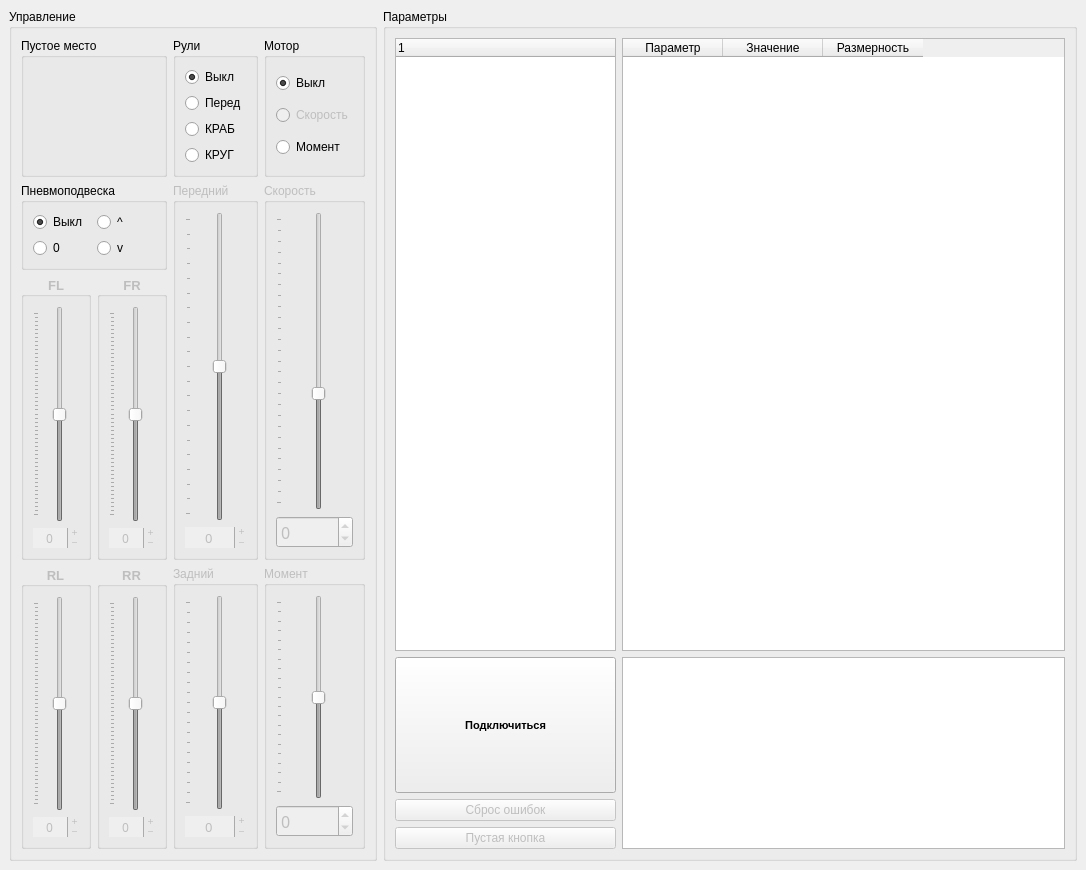
Old version of the form VMU_monitor_v2.ui in the repository hochu-leto/EVIS.
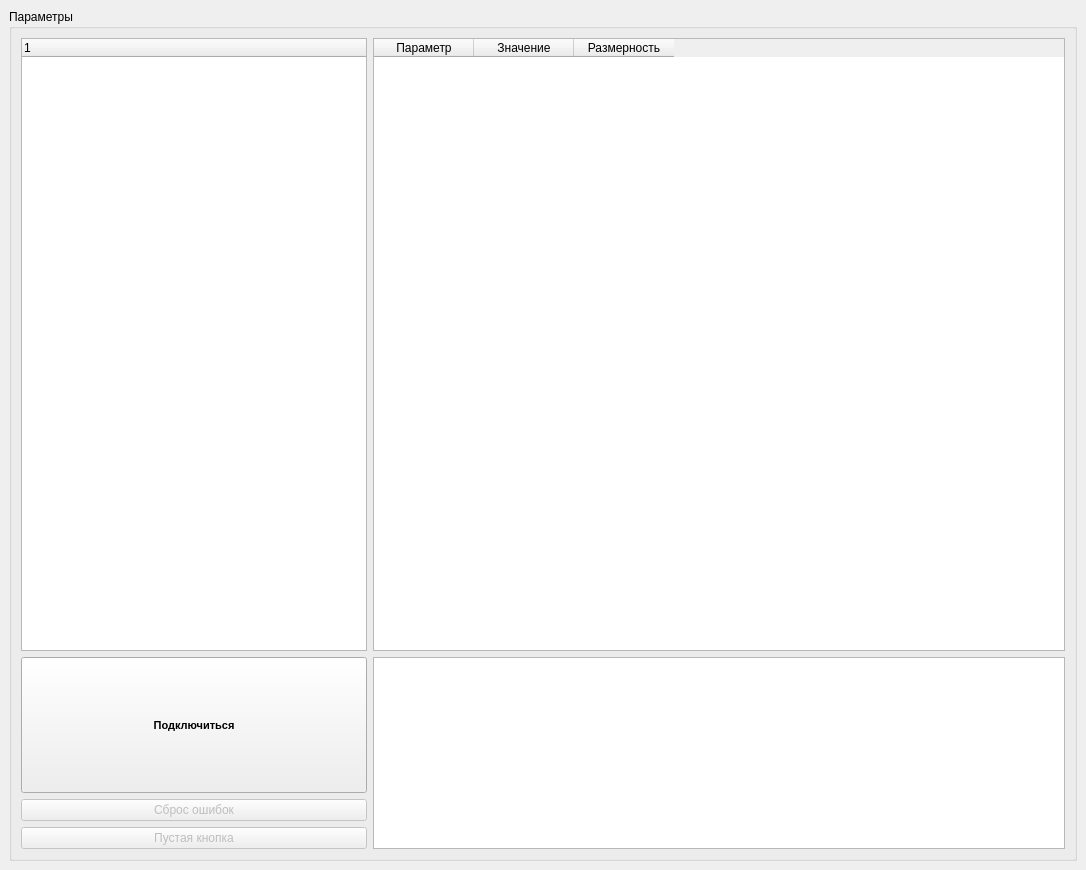
New version of the form.

Commit message: интерфейс без управления

What changed in the file:
```diff
--- a/VMU_monitor_v2.ui
+++ b/VMU_monitor_v2.ui
@@ -27,957 +27,6 @@
   </property>
   <widget class="QWidget" name="centralwidget">
    <layout class="QHBoxLayout" name="horizontalLayout">
-    <item>
-     <widget class="QGroupBox" name="command_box">
-      <property name="sizePolicy">
-       <sizepolicy hsizetype="Preferred" vsizetype="Minimum">
-        <horstretch>0</horstretch>
-        <verstretch>0</verstretch>
-       </sizepolicy>
-      </property>
-      <property name="minimumSize">
-       <size>
-        <width>0</width>
-        <height>650</height>
-       </size>
-      </property>
-      <property name="title">
-       <string>Управление </string>
-      </property>
-      <property name="alignment">
-       <set>Qt::AlignLeading|Qt::AlignLeft|Qt::AlignTop</set>
-      </property>
-      <layout class="QGridLayout" name="gridLayout_3" rowstretch="0,0,0,0,0,0,0,0,0,0" columnstretch="0,0,0,0,0,0,0">
-       <item row="1" column="0" colspan="2">
-        <widget class="QGroupBox" name="suspesion_box">
-         <property name="enabled">
-          <bool>true</bool>
-         </property>
-         <property name="sizePolicy">
-          <sizepolicy hsizetype="Preferred" vsizetype="Maximum">
-           <horstretch>0</horstretch>
-           <verstretch>0</verstretch>
-          </sizepolicy>
-         </property>
-         <property name="title">
-          <string>Пневмоподвеска</string>
-         </property>
-         <property name="alignment">
-          <set>Qt::AlignLeading|Qt::AlignLeft|Qt::AlignTop</set>
-         </property>
-         <layout class="QGridLayout" name="gridLayout">
-          <item row="0" column="0">
-           <widget class="QRadioButton" name="sus_off_rb">
-            <property name="enabled">
-             <bool>true</bool>
-            </property>
-            <property name="text">
-             <string>Выкл</string>
-            </property>
-            <property name="checked">
-             <bool>true</bool>
-            </property>
-            <attribute name="buttonGroup">
-             <string notr="true">buttonGroup_2</string>
-            </attribute>
-           </widget>
-          </item>
-          <item row="0" column="1">
-           <widget class="QRadioButton" name="max_pos_sus_rb">
-            <property name="enabled">
-             <bool>true</bool>
-            </property>
-            <property name="styleSheet">
-             <string notr="true">U+21EA
-</string>
-            </property>
-            <property name="text">
-             <string>^</string>
-            </property>
-            <attribute name="buttonGroup">
-             <string notr="true">buttonGroup_2</string>
-            </attribute>
-           </widget>
-          </item>
-          <item row="1" column="0">
-           <widget class="QRadioButton" name="zero_pos_sus_rb">
-            <property name="enabled">
-             <bool>true</bool>
-            </property>
-            <property name="text">
-             <string>0</string>
-            </property>
-            <property name="checked">
-             <bool>false</bool>
-            </property>
-            <attribute name="buttonGroup">
-             <string notr="true">buttonGroup_2</string>
-            </attribute>
-           </widget>
-          </item>
-          <item row="1" column="1">
-           <widget class="QRadioButton" name="min_pos_sus_rb">
-            <property name="enabled">
-             <bool>true</bool>
-            </property>
-            <property name="text">
-             <string>v</string>
-            </property>
-            <attribute name="buttonGroup">
-             <string notr="true">buttonGroup_2</string>
-            </attribute>
-           </widget>
-          </item>
-         </layout>
-        </widget>
-       </item>
-       <item row="2" column="0">
-        <widget class="QGroupBox" name="fl_sus_box">
-         <property name="enabled">
-          <bool>false</bool>
-         </property>
-         <property name="font">
-          <font>
-           <family>Arial</family>
-           <pointsize>10</pointsize>
-           <weight>75</weight>
-           <bold>true</bold>
-          </font>
-         </property>
-         <property name="title">
-          <string>FL</string>
-         </property>
-         <property name="alignment">
-          <set>Qt::AlignCenter</set>
-         </property>
-         <layout class="QVBoxLayout" name="verticalLayout_7">
-          <item>
-           <widget class="QSlider" name="fl_sus_slider">
-            <property name="sizePolicy">
-             <sizepolicy hsizetype="Preferred" vsizetype="Expanding">
-              <horstretch>0</horstretch>
-              <verstretch>0</verstretch>
-             </sizepolicy>
-            </property>
-            <property name="font">
-             <font>
-              <family>Impact</family>
-              <pointsize>10</pointsize>
-             </font>
-            </property>
-            <property name="minimum">
-             <number>-250</number>
-            </property>
-            <property name="maximum">
-             <number>250</number>
-            </property>
-            <property name="singleStep">
-             <number>10</number>
-            </property>
-            <property name="pageStep">
-             <number>50</number>
-            </property>
-            <property name="tracking">
-             <bool>false</bool>
-            </property>
-            <property name="orientation">
-             <enum>Qt::Vertical</enum>
-            </property>
-            <property name="tickPosition">
-             <enum>QSlider::TicksAbove</enum>
-            </property>
-           </widget>
-          </item>
-          <item>
-           <widget class="QSpinBox" name="fl_sus_spinbox">
-            <property name="font">
-             <font>
-              <family>Impact</family>
-              <pointsize>9</pointsize>
-              <weight>50</weight>
-              <bold>false</bold>
-             </font>
-            </property>
-            <property name="frame">
-             <bool>false</bool>
-            </property>
-            <property name="alignment">
-             <set>Qt::AlignCenter</set>
-            </property>
-            <property name="readOnly">
-             <bool>false</bool>
-            </property>
-            <property name="buttonSymbols">
-             <enum>QAbstractSpinBox::PlusMinus</enum>
-            </property>
-            <property name="keyboardTracking">
-             <bool>false</bool>
-            </property>
-            <property name="minimum">
-             <number>-250</number>
-            </property>
-            <property name="maximum">
-             <number>250</number>
-            </property>
-            <property name="singleStep">
-             <number>10</number>
-            </property>
-           </widget>
-          </item>
-         </layout>
-        </widget>
-       </item>
-       <item row="3" column="1">
-        <widget class="QGroupBox" name="rr_sus_box">
-         <property name="enabled">
-          <bool>false</bool>
-         </property>
-         <property name="sizePolicy">
-          <sizepolicy hsizetype="Preferred" vsizetype="Minimum">
-           <horstretch>0</horstretch>
-           <verstretch>0</verstretch>
-          </sizepolicy>
-         </property>
-         <property name="font">
-          <font>
-           <family>Arial</family>
-           <pointsize>10</pointsize>
-           <weight>75</weight>
-           <bold>true</bold>
-          </font>
-         </property>
-         <property name="title">
-          <string>RR</string>
-         </property>
-         <property name="alignment">
-          <set>Qt::AlignCenter</set>
-         </property>
-         <layout class="QVBoxLayout" name="verticalLayout_9">
-          <item>
-           <widget class="QSlider" name="rr_sus_slider">
-            <property name="sizePolicy">
-             <sizepolicy hsizetype="Preferred" vsizetype="Expanding">
-              <horstretch>0</horstretch>
-              <verstretch>0</verstretch>
-             </sizepolicy>
-            </property>
-            <property name="font">
-             <font>
-              <family>Impact</family>
-              <pointsize>10</pointsize>
-             </font>
-            </property>
-            <property name="minimum">
-             <number>-250</number>
-            </property>
-            <property name="maximum">
-             <number>250</number>
-            </property>
-            <property name="singleStep">
-             <number>10</number>
-            </property>
-            <property name="pageStep">
-             <number>50</number>
-            </property>
-            <property name="tracking">
-             <bool>false</bool>
-            </property>
-            <property name="orientation">
-             <enum>Qt::Vertical</enum>
-            </property>
-            <property name="tickPosition">
-             <enum>QSlider::TicksAbove</enum>
-            </property>
-           </widget>
-          </item>
-          <item>
-           <widget class="QSpinBox" name="rr_sus_spinbox">
-            <property name="font">
-             <font>
-              <family>Impact</family>
-              <pointsize>9</pointsize>
-              <weight>50</weight>
-              <bold>false</bold>
-             </font>
-            </property>
-            <property name="frame">
-             <bool>false</bool>
-            </property>
-            <property name="alignment">
-             <set>Qt::AlignCenter</set>
-            </property>
-            <property name="readOnly">
-             <bool>false</bool>
-            </property>
-            <property name="buttonSymbols">
-             <enum>QAbstractSpinBox::PlusMinus</enum>
-            </property>
-            <property name="keyboardTracking">
-             <bool>false</bool>
-            </property>
-            <property name="minimum">
-             <number>-250</number>
-            </property>
-            <property name="maximum">
-             <number>250</number>
-            </property>
-            <property name="singleStep">
-             <number>10</number>
-            </property>
-           </widget>
-          </item>
-         </layout>
-        </widget>
-       </item>
-       <item row="3" column="0">
-        <widget class="QGroupBox" name="rl_sus_box">
-         <property name="enabled">
-          <bool>false</bool>
-         </property>
-         <property name="sizePolicy">
-          <sizepolicy hsizetype="Preferred" vsizetype="Minimum">
-           <horstretch>0</horstretch>
-           <verstretch>0</verstretch>
-          </sizepolicy>
-         </property>
-         <property name="font">
-          <font>
-           <family>Arial</family>
-           <pointsize>10</pointsize>
-           <weight>75</weight>
-           <bold>true</bold>
-          </font>
-         </property>
-         <property name="title">
-          <string>RL</string>
-         </property>
-         <property name="alignment">
-          <set>Qt::AlignCenter</set>
-         </property>
-         <layout class="QVBoxLayout" name="verticalLayout_8">
-          <item>
-           <widget class="QSlider" name="rl_sus_slider">
-            <property name="sizePolicy">
-             <sizepolicy hsizetype="Preferred" vsizetype="Expanding">
-              <horstretch>0</horstretch>
-              <verstretch>0</verstretch>
-             </sizepolicy>
-            </property>
-            <property name="font">
-             <font>
-              <family>Impact</family>
-              <pointsize>10</pointsize>
-             </font>
-            </property>
-            <property name="minimum">
-             <number>-250</number>
-            </property>
-            <property name="maximum">
-             <number>250</number>
-            </property>
-            <property name="singleStep">
-             <number>10</number>
-            </property>
-            <property name="pageStep">
-             <number>50</number>
-            </property>
-            <property name="tracking">
-             <bool>false</bool>
-            </property>
-            <property name="orientation">
-             <enum>Qt::Vertical</enum>
-            </property>
-            <property name="tickPosition">
-             <enum>QSlider::TicksAbove</enum>
-            </property>
-           </widget>
-          </item>
-          <item>
-           <widget class="QSpinBox" name="rl_sus_spinbox">
-            <property name="font">
-             <font>
-              <family>Impact</family>
-              <pointsize>9</pointsize>
-              <weight>50</weight>
-              <bold>false</bold>
-             </font>
-            </property>
-            <property name="frame">
-             <bool>false</bool>
-            </property>
-            <property name="alignment">
-             <set>Qt::AlignCenter</set>
-            </property>
-            <property name="readOnly">
-             <bool>false</bool>
-            </property>
-            <property name="buttonSymbols">
-             <enum>QAbstractSpinBox::PlusMinus</enum>
-            </property>
-            <property name="keyboardTracking">
-             <bool>false</bool>
-            </property>
-            <property name="minimum">
-             <number>-250</number>
-            </property>
-            <property name="maximum">
-             <number>250</number>
-            </property>
-            <property name="singleStep">
-             <number>10</number>
-            </property>
-           </widget>
-          </item>
-         </layout>
-        </widget>
-       </item>
-       <item row="2" column="1">
-        <widget class="QGroupBox" name="fr_sus_box">
-         <property name="enabled">
-          <bool>false</bool>
-         </property>
-         <property name="font">
-          <font>
-           <family>Arial</family>
-           <pointsize>10</pointsize>
-           <weight>75</weight>
-           <bold>true</bold>
-          </font>
-         </property>
-         <property name="title">
-          <string>FR</string>
-         </property>
-         <property name="alignment">
-          <set>Qt::AlignCenter</set>
-         </property>
-         <layout class="QVBoxLayout" name="verticalLayout_11">
-          <item>
-           <widget class="QSlider" name="fr_sus_slider">
-            <property name="sizePolicy">
-             <sizepolicy hsizetype="Preferred" vsizetype="Expanding">
-              <horstretch>0</horstretch>
-              <verstretch>0</verstretch>
-             </sizepolicy>
-            </property>
-            <property name="font">
-             <font>
-              <family>Impact</family>
-              <pointsize>10</pointsize>
-             </font>
-            </property>
-            <property name="minimum">
-             <number>-250</number>
-            </property>
-            <property name="maximum">
-             <number>250</number>
-            </property>
-            <property name="singleStep">
-             <number>10</number>
-            </property>
-            <property name="pageStep">
-             <number>50</number>
-            </property>
-            <property name="tracking">
-             <bool>false</bool>
-            </property>
-            <property name="orientation">
-             <enum>Qt::Vertical</enum>
-            </property>
-            <property name="tickPosition">
-             <enum>QSlider::TicksAbove</enum>
-            </property>
-           </widget>
-          </item>
-          <item>
-           <widget class="QSpinBox" name="fr_sus_spinbox">
-            <property name="font">
-             <font>
-              <family>Impact</family>
-              <pointsize>9</pointsize>
-              <weight>50</weight>
-              <bold>false</bold>
-             </font>
-            </property>
-            <property name="frame">
-             <bool>false</bool>
-            </property>
-            <property name="alignment">
-             <set>Qt::AlignCenter</set>
-            </property>
-            <property name="readOnly">
-             <bool>false</bool>
-            </property>
-            <property name="buttonSymbols">
-             <enum>QAbstractSpinBox::PlusMinus</enum>
-            </property>
-            <property name="keyboardTracking">
-             <bool>false</bool>
-            </property>
-            <property name="minimum">
-             <number>-250</number>
-            </property>
-            <property name="maximum">
-             <number>250</number>
-            </property>
-            <property name="singleStep">
-             <number>10</number>
-            </property>
-           </widget>
-          </item>
-         </layout>
-        </widget>
-       </item>
-       <item row="3" column="5">
-        <widget class="QGroupBox" name="power_box">
-         <property name="enabled">
-          <bool>false</bool>
-         </property>
-         <property name="sizePolicy">
-          <sizepolicy hsizetype="Preferred" vsizetype="MinimumExpanding">
-           <horstretch>0</horstretch>
-           <verstretch>0</verstretch>
-          </sizepolicy>
-         </property>
-         <property name="title">
-          <string>Момент</string>
-         </property>
-         <layout class="QVBoxLayout" name="verticalLayout_2" stretch="0,0">
-          <item>
-           <widget class="QSlider" name="power_slider">
-            <property name="enabled">
-             <bool>false</bool>
-            </property>
-            <property name="sizePolicy">
-             <sizepolicy hsizetype="Preferred" vsizetype="Expanding">
-              <horstretch>0</horstretch>
-              <verstretch>0</verstretch>
-             </sizepolicy>
-            </property>
-            <property name="layoutDirection">
-             <enum>Qt::LeftToRight</enum>
-            </property>
-            <property name="minimum">
-             <number>-100</number>
-            </property>
-            <property name="maximum">
-             <number>100</number>
-            </property>
-            <property name="value">
-             <number>0</number>
-            </property>
-            <property name="orientation">
-             <enum>Qt::Vertical</enum>
-            </property>
-            <property name="tickPosition">
-             <enum>QSlider::TicksAbove</enum>
-            </property>
-           </widget>
-          </item>
-          <item>
-           <widget class="QSpinBox" name="power_spinbox">
-            <property name="enabled">
-             <bool>false</bool>
-            </property>
-            <property name="font">
-             <font>
-              <family>Impact</family>
-              <pointsize>12</pointsize>
-             </font>
-            </property>
-            <property name="minimum">
-             <number>-100</number>
-            </property>
-            <property name="maximum">
-             <number>100</number>
-            </property>
-           </widget>
-          </item>
-         </layout>
-        </widget>
-       </item>
-       <item row="0" column="4">
-        <widget class="QGroupBox" name="steer_mode_box">
-         <property name="enabled">
-          <bool>true</bool>
-         </property>
-         <property name="sizePolicy">
-          <sizepolicy hsizetype="Preferred" vsizetype="Preferred">
-           <horstretch>0</horstretch>
-           <verstretch>0</verstretch>
-          </sizepolicy>
-         </property>
-         <property name="title">
-          <string>Рули</string>
-         </property>
-         <layout class="QVBoxLayout" name="verticalLayout_3">
-          <item>
-           <widget class="QRadioButton" name="steer_off_rb">
-            <property name="text">
-             <string>Выкл</string>
-            </property>
-            <property name="checked">
-             <bool>true</bool>
-            </property>
-            <attribute name="buttonGroup">
-             <string notr="true">buttonGroup</string>
-            </attribute>
-           </widget>
-          </item>
-          <item>
-           <widget class="QRadioButton" name="front_mode_rb">
-            <property name="enabled">
-             <bool>true</bool>
-            </property>
-            <property name="text">
-             <string>Перед</string>
-            </property>
-            <property name="checked">
-             <bool>false</bool>
-            </property>
-            <attribute name="buttonGroup">
-             <string notr="true">buttonGroup</string>
-            </attribute>
-           </widget>
-          </item>
-          <item>
-           <widget class="QRadioButton" name="crab_mode_rb">
-            <property name="enabled">
-             <bool>true</bool>
-            </property>
-            <property name="text">
-             <string>КРАБ</string>
-            </property>
-            <attribute name="buttonGroup">
-             <string notr="true">buttonGroup</string>
-            </attribute>
-           </widget>
-          </item>
-          <item>
-           <widget class="QRadioButton" name="circle_mode_rb">
-            <property name="enabled">
-             <bool>true</bool>
-            </property>
-            <property name="text">
-             <string>КРУГ</string>
-            </property>
-            <attribute name="buttonGroup">
-             <string notr="true">buttonGroup</string>
-            </attribute>
-           </widget>
-          </item>
-         </layout>
-        </widget>
-       </item>
-       <item row="0" column="5">
-        <widget class="QGroupBox" name="groupBox">
-         <property name="sizePolicy">
-          <sizepolicy hsizetype="Preferred" vsizetype="Preferred">
-           <horstretch>0</horstretch>
-           <verstretch>0</verstretch>
-          </sizepolicy>
-         </property>
-         <property name="title">
-          <string>Мотор</string>
-         </property>
-         <layout class="QVBoxLayout" name="verticalLayout_6">
-          <item>
-           <widget class="QRadioButton" name="motor_off_rb">
-            <property name="text">
-             <string>Выкл</string>
-            </property>
-            <property name="checked">
-             <bool>true</bool>
-            </property>
-            <attribute name="buttonGroup">
-             <string notr="true">buttonGroup_3</string>
-            </attribute>
-           </widget>
-          </item>
-          <item>
-           <widget class="QRadioButton" name="speed_rb">
-            <property name="enabled">
-             <bool>false</bool>
-            </property>
-            <property name="text">
-             <string>Скорость</string>
-            </property>
-            <property name="checked">
-             <bool>false</bool>
-            </property>
-            <property name="autoExclusive">
-             <bool>true</bool>
-            </property>
-            <attribute name="buttonGroup">
-             <string notr="true">buttonGroup_3</string>
-            </attribute>
-           </widget>
-          </item>
-          <item>
-           <widget class="QRadioButton" name="power_rb">
-            <property name="enabled">
-             <bool>true</bool>
-            </property>
-            <property name="text">
-             <string>Момент</string>
-            </property>
-            <property name="checked">
-             <bool>false</bool>
-            </property>
-            <property name="autoExclusive">
-             <bool>true</bool>
-            </property>
-            <attribute name="buttonGroup">
-             <string notr="true">buttonGroup_3</string>
-            </attribute>
-           </widget>
-          </item>
-         </layout>
-        </widget>
-       </item>
-       <item row="1" column="5" rowspan="2">
-        <widget class="QGroupBox" name="speed_box">
-         <property name="enabled">
-          <bool>false</bool>
-         </property>
-         <property name="sizePolicy">
-          <sizepolicy hsizetype="Preferred" vsizetype="Minimum">
-           <horstretch>0</horstretch>
-           <verstretch>0</verstretch>
-          </sizepolicy>
-         </property>
-         <property name="title">
-          <string>Скорость</string>
-         </property>
-         <layout class="QVBoxLayout" name="verticalLayout">
-          <item>
-           <widget class="QSlider" name="speed_slider">
-            <property name="enabled">
-             <bool>false</bool>
-            </property>
-            <property name="sizePolicy">
-             <sizepolicy hsizetype="Preferred" vsizetype="Expanding">
-              <horstretch>0</horstretch>
-              <verstretch>0</verstretch>
-             </sizepolicy>
-            </property>
-            <property name="minimum">
-             <number>-5000</number>
-            </property>
-            <property name="maximum">
-             <number>8000</number>
-            </property>
-            <property name="singleStep">
-             <number>100</number>
-            </property>
-            <property name="pageStep">
-             <number>500</number>
-            </property>
-            <property name="orientation">
-             <enum>Qt::Vertical</enum>
-            </property>
-            <property name="tickPosition">
-             <enum>QSlider::TicksAbove</enum>
-            </property>
-           </widget>
-          </item>
-          <item>
-           <widget class="QSpinBox" name="speed_spinbox">
-            <property name="enabled">
-             <bool>false</bool>
-            </property>
-            <property name="font">
-             <font>
-              <family>Impact</family>
-              <pointsize>12</pointsize>
-             </font>
-            </property>
-            <property name="minimum">
-             <number>-5000</number>
-            </property>
-            <property name="maximum">
-             <number>8000</number>
-            </property>
-            <property name="singleStep">
-             <number>100</number>
-            </property>
-           </widget>
-          </item>
-         </layout>
-        </widget>
-       </item>
-       <item row="0" column="0" colspan="2">
-        <widget class="QGroupBox" name="space_box">
-         <property name="title">
-          <string>Пустое место</string>
-         </property>
-        </widget>
-       </item>
-       <item row="3" column="4">
-        <widget class="QGroupBox" name="rear_steer_box">
-         <property name="enabled">
-          <bool>false</bool>
-         </property>
-         <property name="title">
-          <string>Задний</string>
-         </property>
-         <layout class="QVBoxLayout" name="verticalLayout_5">
-          <item>
-           <widget class="QSlider" name="rear_steer_slider">
-            <property name="sizePolicy">
-             <sizepolicy hsizetype="Preferred" vsizetype="Expanding">
-              <horstretch>0</horstretch>
-              <verstretch>0</verstretch>
-             </sizepolicy>
-            </property>
-            <property name="minimum">
-             <number>-1000</number>
-            </property>
-            <property name="maximum">
-             <number>1000</number>
-            </property>
-            <property name="singleStep">
-             <number>10</number>
-            </property>
-            <property name="pageStep">
-             <number>100</number>
-            </property>
-            <property name="sliderPosition">
-             <number>0</number>
-            </property>
-            <property name="orientation">
-             <enum>Qt::Vertical</enum>
-            </property>
-            <property name="tickPosition">
-             <enum>QSlider::TicksAbove</enum>
-            </property>
-           </widget>
-          </item>
-          <item>
-           <widget class="QSpinBox" name="rear_steer_spinbox">
-            <property name="font">
-             <font>
-              <family>Impact</family>
-              <pointsize>10</pointsize>
-             </font>
-            </property>
-            <property name="wrapping">
-             <bool>false</bool>
-            </property>
-            <property name="frame">
-             <bool>false</bool>
-            </property>
-            <property name="alignment">
-             <set>Qt::AlignCenter</set>
-            </property>
-            <property name="buttonSymbols">
-             <enum>QAbstractSpinBox::PlusMinus</enum>
-            </property>
-            <property name="minimum">
-             <number>-1000</number>
-            </property>
-            <property name="maximum">
-             <number>1000</number>
-            </property>
-            <property name="singleStep">
-             <number>10</number>
-            </property>
-           </widget>
-          </item>
-         </layout>
-        </widget>
-       </item>
-       <item row="1" column="4" rowspan="2">
-        <widget class="QGroupBox" name="front_steer_box">
-         <property name="enabled">
-          <bool>false</bool>
-         </property>
-         <property name="sizePolicy">
-          <sizepolicy hsizetype="Preferred" vsizetype="Minimum">
-           <horstretch>0</horstretch>
-           <verstretch>0</verstretch>
-          </sizepolicy>
-         </property>
-         <property name="title">
-          <string>Передний</string>
-         </property>
-         <layout class="QVBoxLayout" name="verticalLayout_4">
-          <item>
-           <widget class="QSlider" name="front_steer_slider">
-            <property name="sizePolicy">
-             <sizepolicy hsizetype="Preferred" vsizetype="Expanding">
-              <horstretch>0</horstretch>
-              <verstretch>0</verstretch>
-             </sizepolicy>
-            </property>
-            <property name="font">
-             <font>
-              <family>Impact</family>
-              <pointsize>10</pointsize>
-             </font>
-            </property>
-            <property name="minimum">
-             <number>-1000</number>
-            </property>
-            <property name="maximum">
-             <number>1000</number>
-            </property>
-            <property name="singleStep">
-             <number>10</number>
-            </property>
-            <property name="pageStep">
-             <number>100</number>
-            </property>
-            <property name="tracking">
-             <bool>false</bool>
-            </property>
-            <property name="orientation">
-             <enum>Qt::Vertical</enum>
-            </property>
-            <property name="tickPosition">
-             <enum>QSlider::TicksAbove</enum>
-            </property>
-           </widget>
-          </item>
-          <item>
-           <widget class="QSpinBox" name="front_steer_spinbox">
-            <property name="font">
-             <font>
-              <family>Impact</family>
-              <pointsize>10</pointsize>
-             </font>
-            </property>
-            <property name="frame">
-             <bool>false</bool>
-            </property>
-            <property name="alignment">
-             <set>Qt::AlignCenter</set>
-            </property>
-            <property name="readOnly">
-             <bool>false</bool>
-            </property>
-            <property name="buttonSymbols">
-             <enum>QAbstractSpinBox::PlusMinus</enum>
-            </property>
-            <property name="keyboardTracking">
-             <bool>false</bool>
-            </property>
-            <property name="minimum">
-             <number>-1000</number>
-            </property>
-            <property name="maximum">
-             <number>1000</number>
-            </property>
-            <property name="singleStep">
-             <number>10</number>
-            </property>
-           </widget>
-          </item>
-         </layout>
-        </widget>
-       </item>
-      </layout>
-     </widget>
-    </item>
     <item>
      <widget class="QGroupBox" name="groupBox_3">
       <property name="title">
```
The commit also changes 1 other file.
